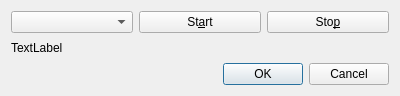
First picture: the form in forms/qspeedtestdlg.ui, repository Jo2003/vlc_record, before the edit.
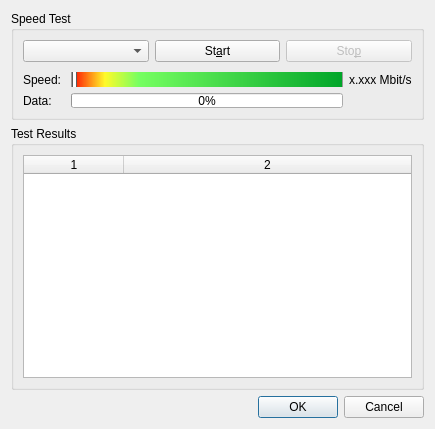
Second picture: the form after the edit.

Commit message: add add speed test progress to speed test dialog

The edit to the form file:
```diff
--- a/forms/qspeedtestdlg.ui
+++ b/forms/qspeedtestdlg.ui
@@ -2,20 +2,44 @@
 <ui version="4.0">
  <class>QSpeedTestDlg</class>
  <widget class="QDialog" name="QSpeedTestDlg">
+  <property name="enabled">
+   <bool>true</bool>
+  </property>
   <property name="geometry">
    <rect>
     <x>0</x>
     <y>0</y>
-    <width>400</width>
-    <height>96</height>
+    <width>435</width>
+    <height>429</height>
    </rect>
   </property>
   <property name="windowTitle">
    <string>Dialog</string>
   </property>
-  <layout class="QVBoxLayout" name="verticalLayout">
+  <property name="styleSheet">
+   <string notr="true">QSlider::groove:horizontal#hSliderSpeed {
+   border: 1px solid #999999;
+   height: 16px; /* the groove expands to the size of the slider by default. by giving it a height, it has a fixed size */
+   background-color: qlineargradient(spread:repeat, x1:0, y1:0, x2:1, y2:0, stop:0 rgba(255, 0, 0, 255), stop:0.125 rgba(255, 250, 41, 255), stop:0.25 rgba(118, 255, 97, 255), stop:1 rgba(0, 165, 41, 255));
+   margin: 2px 0;
+}
+
+ QSlider::handle:horizontal#hSliderSpeed {
+     background-color: white;
+     border: 1px solid #5c5c5c;
+     width: 3px;
+     margin: -6px 0; /* handle is placed by default on the contents rect of the groove. Expand outside the groove */
+     border-radius: 2px;
+ }
+</string>
+  </property>
+  <layout class="QVBoxLayout" name="verticalLayout_2">
    <item>
-    <layout class="QGridLayout" name="gridLayout">
+    <widget class="QGroupBox" name="groupBox">
+     <property name="title">
+      <string>Speed Test</string>
+     </property>
+     <layout class="QGridLayout" name="gridLayout_2">
      <item row="0" column="0">
       <widget class="QComboBox" name="cbxServer"/>
      </item>
@@ -28,19 +52,100 @@
      </item>
      <item row="0" column="2">
       <widget class="QPushButton" name="btnStop">
+        <property name="enabled">
+         <bool>false</bool>
+        </property>
        <property name="text">
         <string>Sto&amp;p</string>
        </property>
       </widget>
      </item>
      <item row="1" column="0" colspan="3">
+       <layout class="QGridLayout" name="gridLayout">
+        <property name="topMargin">
+         <number>4</number>
+        </property>
+        <item row="0" column="2">
       <widget class="QLabel" name="labSpeed">
        <property name="text">
-        <string>TextLabel</string>
+           <string>x.xxx Mbit/s</string>
        </property>
       </widget>
      </item>
-    </layout>
+        <item row="0" column="0">
+         <widget class="QLabel" name="label">
+          <property name="text">
+           <string>Speed: </string>
+          </property>
+         </widget>
+        </item>
+        <item row="1" column="0">
+         <widget class="QLabel" name="label_2">
+          <property name="text">
+           <string>Data: </string>
+          </property>
+         </widget>
+        </item>
+        <item row="1" column="1">
+         <widget class="QProgressBar" name="progressData">
+          <property name="maximumSize">
+           <size>
+            <width>16777215</width>
+            <height>15</height>
+           </size>
+          </property>
+          <property name="value">
+           <number>0</number>
+          </property>
+         </widget>
+        </item>
+        <item row="0" column="1">
+         <widget class="QSlider" name="hSliderSpeed">
+          <property name="enabled">
+           <bool>false</bool>
+          </property>
+          <property name="autoFillBackground">
+           <bool>false</bool>
+          </property>
+          <property name="styleSheet">
+           <string notr="true"/>
+          </property>
+          <property name="orientation">
+           <enum>Qt::Horizontal</enum>
+          </property>
+         </widget>
+        </item>
+       </layout>
+      </item>
+     </layout>
+    </widget>
+   </item>
+   <item>
+    <widget class="QGroupBox" name="groupBox_2">
+     <property name="title">
+      <string>Test Results</string>
+     </property>
+     <layout class="QVBoxLayout" name="verticalLayout">
+      <item>
+       <widget class="QTableWidget" name="tableResults">
+        <property name="editTriggers">
+         <set>QAbstractItemView::NoEditTriggers</set>
+        </property>
+        <property name="alternatingRowColors">
+         <bool>true</bool>
+        </property>
+        <property name="columnCount">
+         <number>2</number>
+        </property>
+        <attribute name="horizontalHeaderStretchLastSection">
+         <bool>true</bool>
+        </attribute>
+        <column/>
+        <column/>
+       </widget>
+      </item>
+     </layout>
+    </widget>
    </item>
    <item>
     <widget class="QDialogButtonBox" name="buttonBox">
```
Left out of the diff: 2 changed lines with no effect on the pictures. Lines whose indentation alone changed are shown as unchanged. The commit also changes 5 other files.
